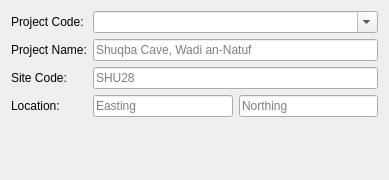
Above: ark/gui/ui/project_widget_base.ui from lparchaeology/ArkPlan before the change. Below: the same form after it.
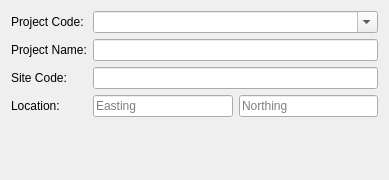
That is the form after the change.

Commit message: WIP Simplify Project wizard and working

Patch:
```diff
--- a/ark/gui/ui/project_widget_base.ui
+++ b/ark/gui/ui/project_widget_base.ui
@@ -71,11 +71,7 @@
     </widget>
    </item>
    <item row="2" column="1" colspan="2">
-    <widget class="QLineEdit" name="siteCodeEdit">
-     <property name="placeholderText">
-      <string>SHU28</string>
-     </property>
-    </widget>
+    <widget class="QLineEdit" name="siteCodeEdit"/>
    </item>
    <item row="0" column="0">
     <widget class="QLabel" name="projectCodeLabel">
@@ -99,9 +95,6 @@
      <property name="enabled">
       <bool>true</bool>
      </property>
-     <property name="placeholderText">
-      <string>Shuqba Cave, Wadi an-Natuf</string>
-     </property>
     </widget>
    </item>
    <item row="4" column="0" colspan="3">
```
The commit also changes 8 other files.
